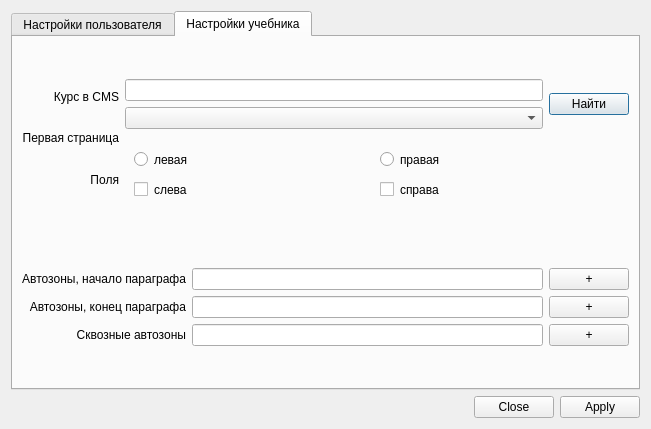
Before: the Qt Designer form settings.ui in fernflower/pdf-sectioning, drawn with Qt 5.
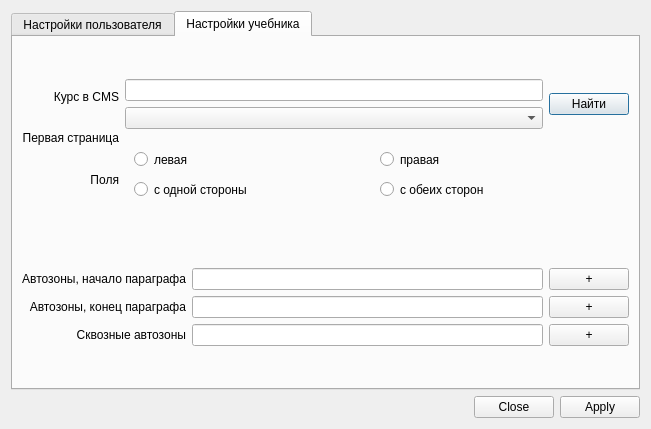
After: the same form once the commit is applied. The open tabs and pages were chosen to show the change.

Commit message: margins are defined by first-page, ebook-page at attr calculated

Patch:
```diff
--- a/settings.ui
+++ b/settings.ui
@@ -360,16 +360,16 @@
                <number>0</number>
               </property>
               <item>
-               <widget class="QCheckBox" name="leftMargin_checkbox">
+               <widget class="QRadioButton" name="one_margin">
                 <property name="text">
-                 <string>слева</string>
+                 <string>с одной стороны</string>
                 </property>
                </widget>
               </item>
               <item>
-               <widget class="QCheckBox" name="rightMargin_checkbox">
+               <widget class="QRadioButton" name="two_margins">
                 <property name="text">
-                 <string>справа</string>
+                 <string>с обеих сторон</string>
                 </property>
                </widget>
               </item>
```
Left out of the diff: 2 changed lines with no effect on the pictures. The commit also changes 5 other files.
